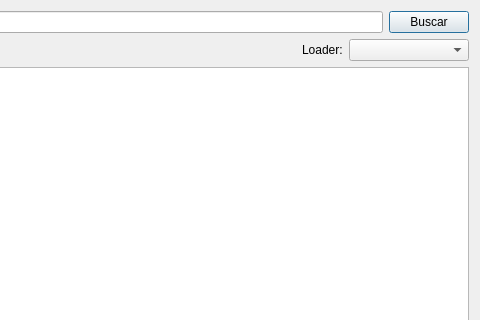
Old version of the form launcher/ui/pages/modplatform/modrinth/ModrinthModBrowser.ui in the repository Chrispsz/Launcher; both pictures show x 270 to 750 and y 0 to 320 of the 750 by 600 pixel window.
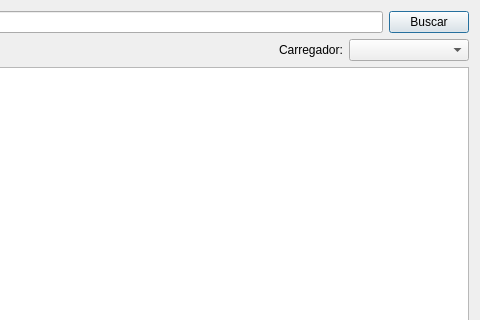
New version of the form.

The edit to the form file:
```diff
--- a/launcher/ui/pages/modplatform/modrinth/ModrinthModBrowser.ui
+++ b/launcher/ui/pages/modplatform/modrinth/ModrinthModBrowser.ui
@@ -67,7 +67,7 @@
      <item>
       <widget class="QLabel" name="loaderLabel">
        <property name="text">
-        <string>Loader:</string>
+        <string>Carregador:</string>
        </property>
       </widget>
      </item>
```
